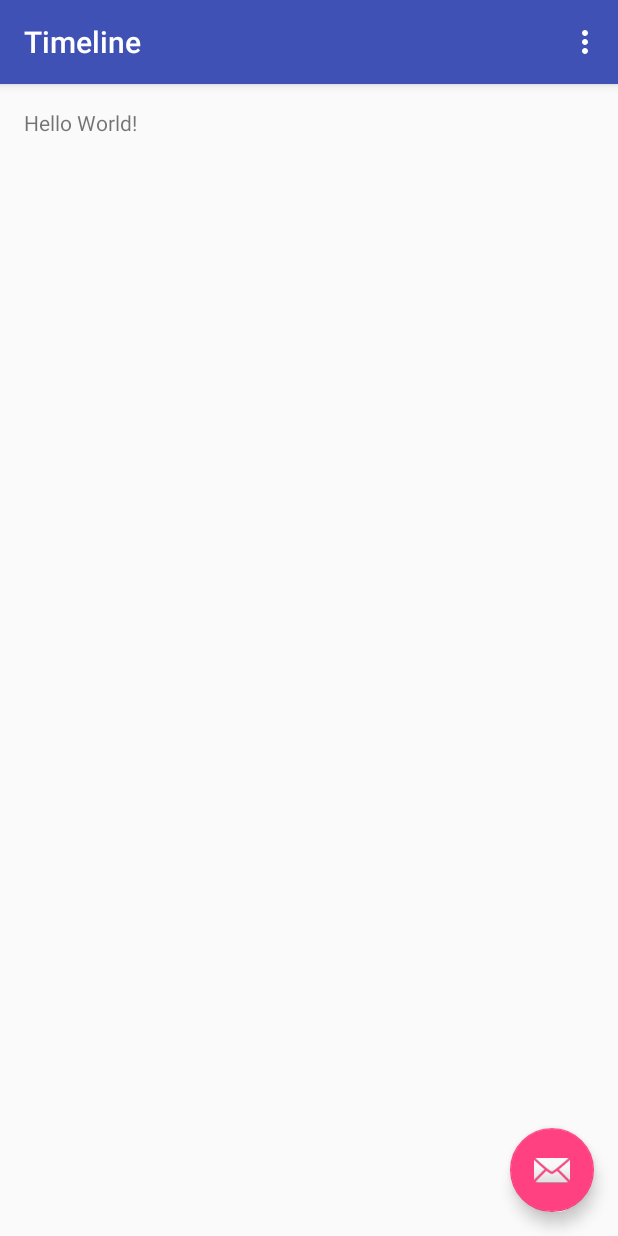
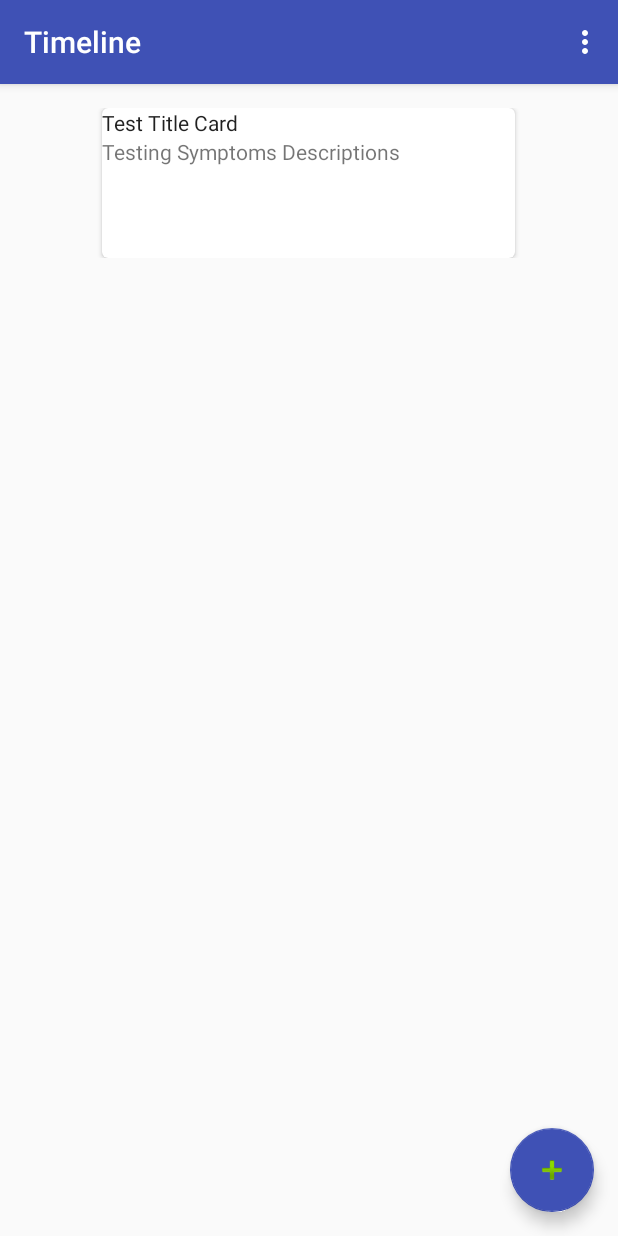
Before and after one commit to Team11-MedAppJam/HealthCombinder, an Android app: the screen it shows after launch (Timeline), on a phone screen of 412 x 824 dp. Run offline under Robolectric (Android 15) with nearby library versions, the phone set to English and light mode, and no system bars; 3 statements that could not run were skipped.

Commit message:
Add basic GUI for Timeline
-Added sample timecard
-Changed FAB icon to plus sign

```diff
--- a/app/build.gradle
+++ b/app/build.gradle
@@ -37,4 +37,6 @@ dependencies {
     compile 'com.android.support:appcompat-v7:25.0.1'
     compile 'com.android.support:design:25.0.1'
     testCompile 'junit:junit:4.12'
+    compile 'com.android.support:cardview-v7:25.0.+'
+    compile 'com.android.support:recyclerview-v7:25.0.+'
 }
--- a/app/src/main/res/layout/activity_timeline.xml
+++ b/app/src/main/res/layout/activity_timeline.xml
@@ -21,14 +21,15 @@
 
     </android.support.design.widget.AppBarLayout>
 
-    <include layout="@layout/content_timeline" />
-
     <android.support.design.widget.FloatingActionButton
         android:id="@+id/fab"
         android:layout_width="wrap_content"
         android:layout_height="wrap_content"
         android:layout_gravity="bottom|end"
         android:layout_margin="@dimen/fab_margin"
-        app:srcCompat="@android:drawable/ic_dialog_email" />
+        app:srcCompat="@android:drawable/ic_input_add"
+        app:backgroundTint="@color/colorPrimary" />
+
+    <include layout="@layout/content_timeline" />
 
 </android.support.design.widget.CoordinatorLayout>
--- a/app/src/main/res/layout/content_timeline.xml
+++ b/app/src/main/res/layout/content_timeline.xml
@@ -13,9 +13,48 @@
     tools:context="team11.healthcombinder.Timeline"
     tools:showIn="@layout/activity_timeline">
 
-    <TextView
-        android:id="@+id/sample_text"
-        android:layout_width="wrap_content"
-        android:layout_height="wrap_content"
-        android:text="Hello World!" />
+    <ScrollView
+        android:layout_width="match_parent"
+        android:layout_height="match_parent">
+
+        <LinearLayout
+            android:layout_width="match_parent"
+            android:layout_height="match_parent"
+            android:orientation="vertical" >
+
+            <!-- A CardView that contains a TextView -->
+
+            <android.support.v7.widget.CardView
+                xmlns:card_view="http://schemas.android.com/apk/res-auto"
+                android:id="@+id/card_view"
+                android:layout_gravity="center"
+                android:layout_width="275dp"
+                android:layout_height="100dp"
+                card_view:cardCornerRadius="4dp">
+
+
+                <LinearLayout
+                    android:orientation="vertical"
+                    android:layout_width="match_parent"
+                    android:layout_height="match_parent">
+
+                    <TextView
+                        android:text="Test Title Card"
+                        android:layout_width="match_parent"
+                        android:layout_height="wrap_content"
+                        android:id="@+id/textView5"
+                        android:textAppearance="@style/TextAppearance.AppCompat.Body1" />
+
+                    <TextView
+                        android:id="@+id/info_text"
+                        android:layout_width="match_parent"
+                        android:layout_height="match_parent"
+                        android:text="Testing Symptoms Descriptions"
+                        android:layout_weight="1" />
+                </LinearLayout>
+
+            </android.support.v7.widget.CardView>
+
+        </LinearLayout>
+    </ScrollView>
 </RelativeLayout>
--- a/app/src/main/res/values/colors.xml
+++ b/app/src/main/res/values/colors.xml
@@ -1,6 +1,6 @@
 <?xml version="1.0" encoding="utf-8"?>
 <resources>
-    <color name="colorPrimary">#3F51B5</color>
+    <color name="colorPrimary">#3f51b5</color>
     <color name="colorPrimaryDark">#303F9F</color>
     <color name="colorAccent">#FF4081</color>
 </resources>
--- a/build.gradle
+++ b/build.gradle
@@ -6,7 +6,6 @@ buildscript {
     }
     dependencies {
         classpath 'com.android.tools.build:gradle:2.2.2'
-
         // NOTE: Do not place your application dependencies here; they belong
         // in the individual module build.gradle files
     }
```
Also changed, not shown: app/src/main/res/layout/activity_login.xml (+13 -9 lines).
